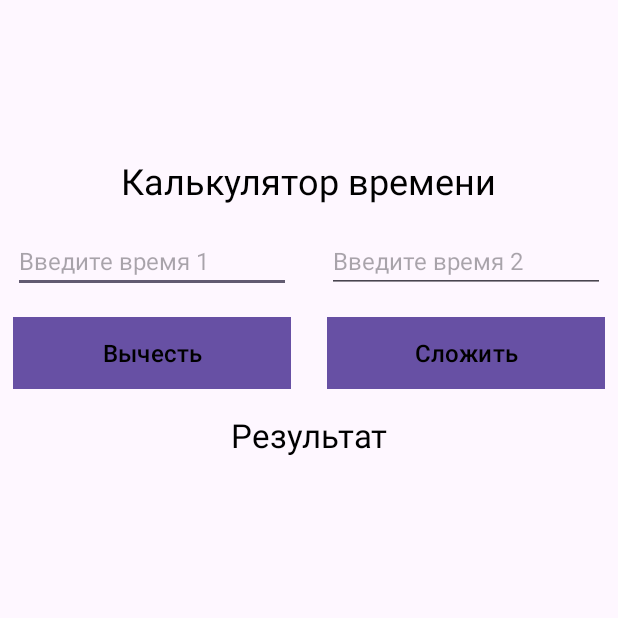
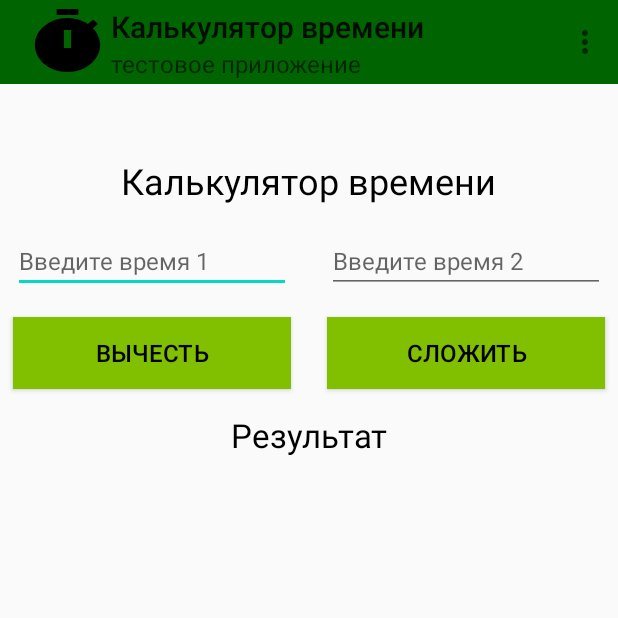
Before and after one commit to AralbekK/TimeCalcWithMenu, an Android app: the screen it shows after launch (MainActivity), on a phone screen of 412 x 824 dp, the top half of it. Run offline under Robolectric (Android 15) with nearby library versions, the phone set to English and light mode, and no system bars.

Commit message:
added Menu options

```diff
--- a/app/src/main/AndroidManifest.xml
+++ b/app/src/main/AndroidManifest.xml
@@ -14,6 +14,9 @@
         tools:targetApi="31">
         <activity
             android:name=".MainActivity"
+            android:exported="true"
+            android:theme="@style/AppTheme"
+            tools:ignore="ExtraText">
             android:exported="true">
             <intent-filter>
                 <action android:name="android.intent.action.MAIN" />
--- a/app/src/main/java/com/example/timecalculator/MainActivity.kt
+++ b/app/src/main/java/com/example/timecalculator/MainActivity.kt
@@ -5,49 +5,97 @@ import android.os.Bundle
 import android.widget.Button
 import android.widget.EditText
 import android.widget.TextView
+import android.widget.Toast
+import android.graphics.Color
+import android.view.Menu
+import android.view.MenuItem
+import androidx.appcompat.widget.Toolbar
 
 class MainActivity : AppCompatActivity() {
+
+    private lateinit var timeInput1: EditText
+    private lateinit var timeInput2: EditText
+    private lateinit var subtractButton: Button
+    private lateinit var addButton: Button
+    private lateinit var resultText: TextView
+    private lateinit var messageText: TextView
 
     override fun onCreate(savedInstanceState: Bundle?) {
         super.onCreate(savedInstanceState)
         setContentView(R.layout.activity_main)
 
-        // кнопки
-        val timeInput1: EditText = findViewById(R.id.timeInput1)
-        val timeInput2: EditText = findViewById(R.id.timeInput2)
-        val subtractButton: Button = findViewById(R.id.subtractButton)
-        val addButton: Button = findViewById(R.id.addButton)
-        val resultText: TextView = findViewById(R.id.resultText)
-        val messageText: TextView = findViewById(R.id.messageText)
+        val toolbar: Toolbar = findViewById(R.id.toolbar)
+        setSupportActionBar(toolbar)
 
-        // вычитание с проверкой на пустоту
+        timeInput1 = findViewById(R.id.timeInput1)
+        timeInput2 = findViewById(R.id.timeInput2)
+        subtractButton = findViewById(R.id.subtractButton)
+        addButton = findViewById(R.id.addButton)
+        resultText = findViewById(R.id.resultText)
+        messageText = findViewById(R.id.messageText)
+
+        resultText.setTextColor(Color.BLACK)  // Установка черного цвета текста при запуске
+
         subtractButton.setOnClickListener {
             if (timeInput1.text.isNotEmpty() && timeInput2.text.isNotEmpty()) {
                 val time1 = convertToSeconds(timeInput1.text.toString())
                 val time2 = convertToSeconds(timeInput2.text.toString())
                 val result = time1 - time2
                 resultText.text = formatTime(result)
+                resultText.setTextColor(Color.parseColor("#8B0000"))
                 messageText.text = ""
+                Toast.makeText(this, "Результат: ${formatTime(result)}", Toast.LENGTH_SHORT).show()
             } else {
                 messageText.text = "Введите значения времени в оба поля"
             }
         }
 
-        // сложение с проверкой на пустоту
         addButton.setOnClickListener {
             if (timeInput1.text.isNotEmpty() && timeInput2.text.isNotEmpty()) {
                 val time1 = convertToSeconds(timeInput1.text.toString())
                 val time2 = convertToSeconds(timeInput2.text.toString())
                 val result = time1 + time2
                 resultText.text = formatTime(result)
+                resultText.setTextColor(Color.parseColor("#8B0000"))
                 messageText.text = ""
+                Toast.makeText(this, "Результат: ${formatTime(result)}", Toast.LENGTH_SHORT).show()
             } else {
                 messageText.text = "Введите значения времени в оба поля"
             }
         }
     }
 
-    // обработка по условию задачи с конвертацией в секудны
+    override fun onCreateOptionsMenu(menu: Menu?): Boolean {
+        menuInflater.inflate(R.menu.menu, menu)
+        return true
+    }
+
+    override fun onOptionsItemSelected(item: MenuItem): Boolean {
+        return when (item.itemId) {
+            R.id.menu_clear -> {
+                timeInput1.text.clear()
+                timeInput2.text.clear()
+                resultText.text = ""
+                messageText.text = ""
+                resultText.setTextColor(Color.BLACK)
+                Toast.makeText(this, "Данные очищены", Toast.LENGTH_SHORT).show()
+                true
+            }
+            R.id.menu_exit -> {
+                finish()
+                Toast.makeText(this, "Приложение закрыто", Toast.LENGTH_SHORT).show()
+                true
+            }
+            else -> super.onOptionsItemSelected(item)
+        }
+    }
+
+
+    override fun onDestroy() {
+        super.onDestroy()
+        Toast.makeText(this, "Приложение закрыто", Toast.LENGTH_SHORT).show()
+    }
+
     private fun convertToSeconds(time: String): Int {
         var seconds = 0
         val regex = Regex("(\\d+h)?(\\d+m)?(\\d+s)?")
@@ -60,7 +108,6 @@ class MainActivity : AppCompatActivity() {
         return seconds
     }
 
-    // обратная конвертацию секунд
     private fun formatTime(seconds: Int): String {
         val hours = seconds / 3600
         val minutes = (seconds % 3600) / 60
--- /dev/null
+++ b/app/src/main/res/drawable/baseline_timer_24.xml
@@ -0,0 +1,7 @@
+<vector xmlns:android="http://schemas.android.com/apk/res/android" android:height="48dp" android:tint="#000000" android:viewportHeight="24" android:viewportWidth="24" android:width="58dp">
+
+    <path android:fillColor="@android:color/white" android:pathData="M9,1h6v2h-6z"/>
+
+    <path android:fillColor="@android:color/white" android:pathData="M19.03,7.39l1.42,-1.42c-0.43,-0.51 -0.9,-0.99 -1.41,-1.41l-1.42,1.42C16.07,4.74 14.12,4 12,4c-4.97,0 -9,4.03 -9,9c0,4.97 4.02,9 9,9s9,-4.03 9,-9C21,10.88 20.26,8.93 19.03,7.39zM13,14h-2V8h2V14z"/>
+
+</vector>
--- a/app/src/main/res/layout/activity_main.xml
+++ b/app/src/main/res/layout/activity_main.xml
@@ -3,11 +3,22 @@
     xmlns:tools="http://schemas.android.com/tools"
     android:layout_width="match_parent"
     android:layout_height="match_parent"
+    android:fitsSystemWindows="true"
     tools:context=".MainActivity">
 
     <!-- Поле с названием -->
+    <androidx.appcompat.widget.Toolbar
+        android:id="@+id/toolbar"
+        android:layout_width="match_parent"
+        android:layout_height="?attr/actionBarSize"
+        android:background="#006400"
+        android:theme="@style/AppTheme"
+        app:title="@string/textTitleApp"
+        app:subtitle="тестовое приложение"
+        app:logo="@drawable/baseline_timer_24"
+        app:layout_constraintTop_toTopOf="parent"
+        android:fitsSystemWindows="true" />
 
-    <!-- Поля ввода значения времени -->
     <TextView
         android:id="@+id/title"
         android:layout_width="wrap_content"
@@ -23,6 +34,7 @@
         app:layout_constraintStart_toStartOf="parent"
         app:layout_constraintTop_toTopOf="parent" />
 
+    <!-- Поля ввода значения времени -->
     <EditText
         android:id="@+id/timeInput1"
         android:layout_width="0dp"
@@ -59,7 +71,7 @@
         android:text="@string/textTimePlus"
         android:textSize="16sp"
         android:textColor="@android:color/black"
-        android:background="@android:color/holo_orange_light"
+        android:background="#80C000"
         app:layout_constraintTop_toBottomOf="@id/timeInput1"
         app:layout_constraintStart_toStartOf="parent"
         app:layout_constraintEnd_toStartOf="@id/addButton"
@@ -75,7 +87,7 @@
         android:text="@string/textTimeMinus"
         android:textSize="16sp"
         android:textColor="@android:color/black"
-        android:background="@android:color/holo_orange_light"
+        android:background="#80C000"
         app:layout_constraintTop_toBottomOf="@id/timeInput2"
         app:layout_constraintStart_toEndOf="@id/subtractButton"
         app:layout_constraintEnd_toEndOf="parent"
--- /dev/null
+++ b/app/src/main/res/menu/menu.xml
@@ -0,0 +1,15 @@
+<menu xmlns:android="http://schemas.android.com/apk/res/android"
+    xmlns:app="http://schemas.android.com/apk/res-auto">
+
+    <item
+        android:id="@+id/menu_clear"
+        android:title="Очистить поля"
+        android:icon="@android:drawable/ic_menu_close_clear_cancel"
+        app:showAsAction="never" />
+
+    <item
+        android:id="@+id/menu_exit"
+        android:title="Закрыть приложение"
+        android:icon="@android:drawable/ic_menu_close_clear_cancel"
+        app:showAsAction="never" />
+</menu>
--- a/app/src/main/res/values/colors.xml
+++ b/app/src/main/res/values/colors.xml
@@ -1,5 +1,8 @@
 <?xml version="1.0" encoding="utf-8"?>
 <resources>
-    <color name="black">#FF000000</color>
-    <color name="white">#FFFFFFFF</color>
+<color name="colorPrimary">#6200EE</color>
+<color name="colorPrimaryDark">#3700B3</color>
+<color name="colorAccent">#03DAC5</color>
+<color name="black">#FF000000</color>
+<color name="white">#FFFFFFFF</color>
 </resources>
--- /dev/null
+++ b/app/src/main/res/values/styles.xml
@@ -0,0 +1,9 @@
+<?xml version="1.0" encoding="utf-8"?>
+<resources>
+    //дизайн тулбара
+    <style name="AppTheme" parent="Theme.AppCompat.Light.NoActionBar">
+    <item name="colorPrimary">@color/colorPrimary</item>
+    <item name="colorPrimaryDark">@color/colorPrimaryDark</item>
+    <item name="colorAccent">@color/colorAccent</item>
+    </style>
+</resources>
```
